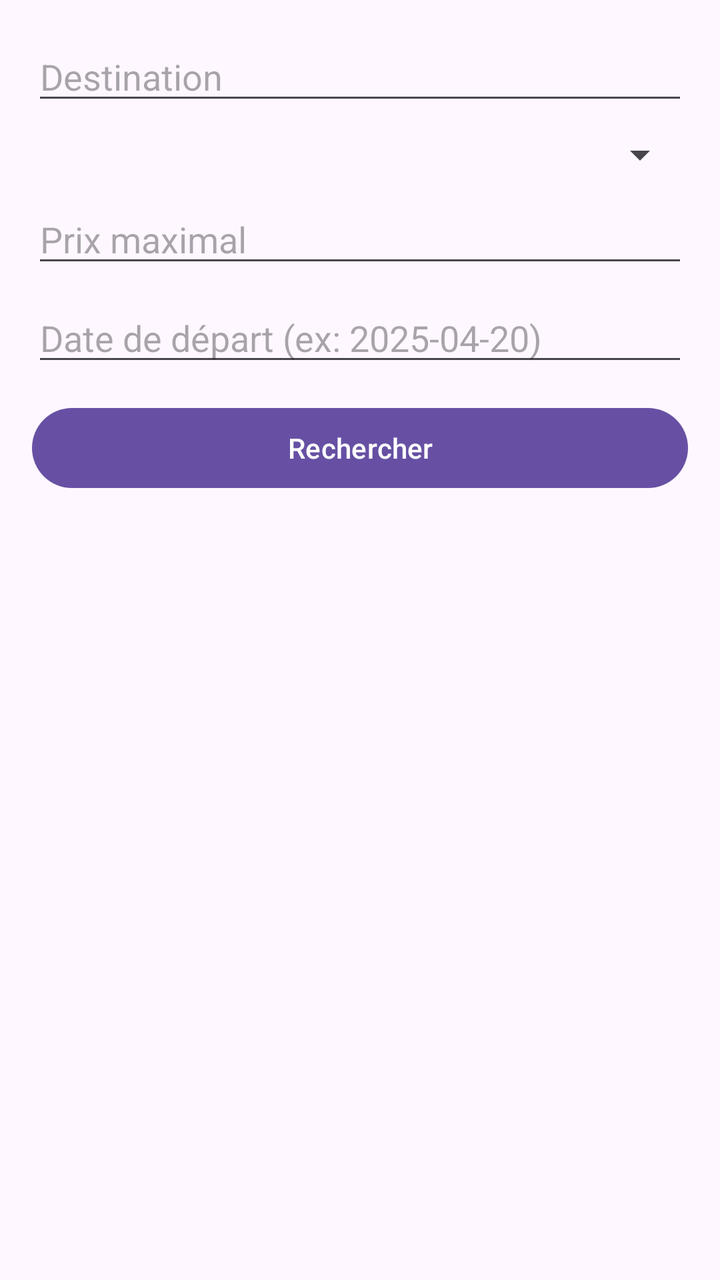
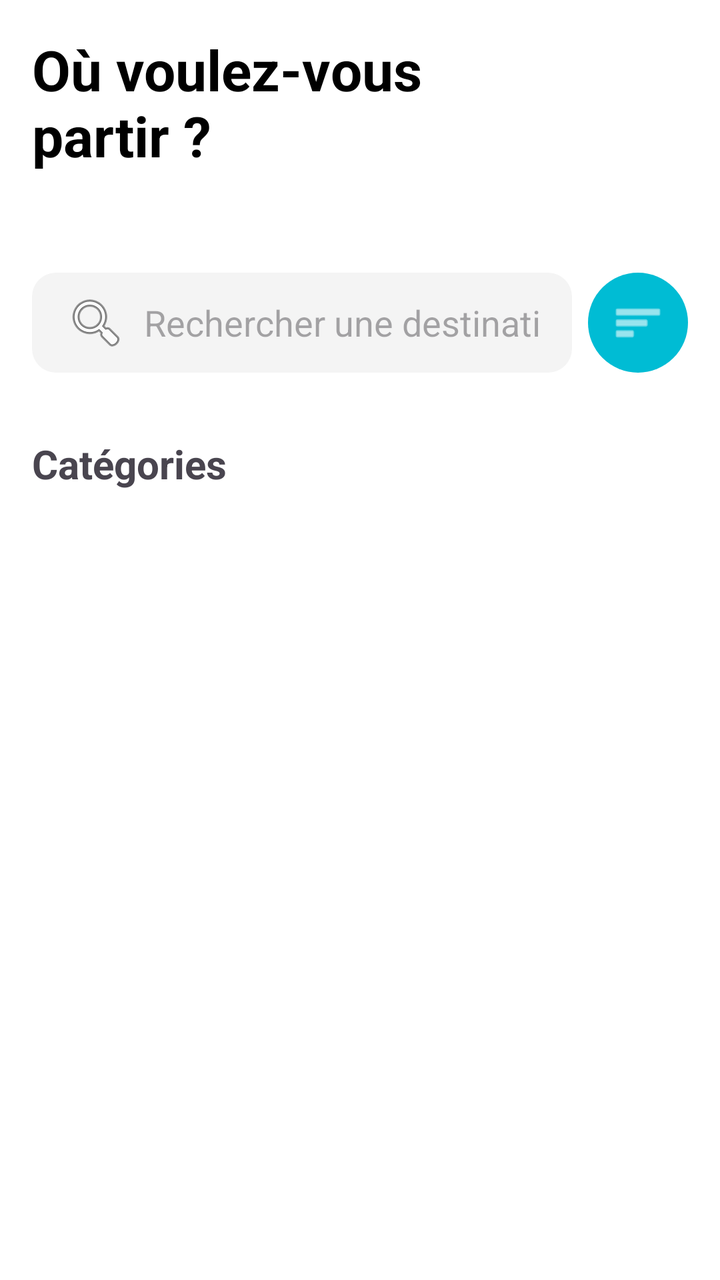

Screens rendered from an Android XML layout before and after an edit, with the pre-edit source and the edit as a unified diff.
<!-- AndroidManifest.xml: application theme Theme.Tch057Proj -->
<!-- res/layout/activity_accueil.xml -->
<?xml version="1.0" encoding="utf-8"?>
<ScrollView xmlns:android="http://schemas.android.com/apk/res/android"
    android:layout_width="match_parent"
    android:layout_height="match_parent">

    <LinearLayout
        android:padding="16dp"
        android:orientation="vertical"
        android:layout_width="match_parent"
        android:layout_height="wrap_content">

        
        <EditText
            android:id="@+id/etDestination"
            android:hint="Destination"
            android:layout_width="match_parent"
            android:layout_height="wrap_content" />

        <Spinner
            android:id="@+id/spinnerType"
            android:layout_width="match_parent"
            android:layout_height="wrap_content"
            android:layout_marginTop="8dp" />

        <EditText
            android:id="@+id/etPrixMax"
            android:hint="Prix maximal"
            android:inputType="number"
            android:layout_width="match_parent"
            android:layout_height="wrap_content"
            android:layout_marginTop="8dp" />

        <EditText
            android:id="@+id/etDate"
            android:hint="Date de départ (ex: 2025-04-20)"
            android:layout_width="match_parent"
            android:layout_height="wrap_content"
            android:layout_marginTop="8dp" />

        <Button
            android:id="@+id/btnRechercher"
            android:text="Rechercher"
            android:layout_width="match_parent"
            android:layout_height="wrap_content"
            android:layout_marginTop="12dp" />

        
        <androidx.recyclerview.widget.RecyclerView
            android:id="@+id/recyclerViewVoyages"
            android:layout_width="match_parent"
            android:layout_height="wrap_content"
            android:layout_marginTop="24dp"/>
    </LinearLayout>
</ScrollView>
<!-- resources referenced by this layout -->
<resources>
  <style name="Theme.Tch057Proj" parent="Base.Theme.Tch057Proj" />
  <style name="Base.Theme.Tch057Proj" parent="Theme.Material3.DayNight.NoActionBar">
          
          
      </style>
</resources>

<!-- the commit's change to res/layout/activity_accueil.xml (unified diff, before → after) -->
@@ -1,54 +1,167 @@
 <?xml version="1.0" encoding="utf-8"?>
 <ScrollView xmlns:android="http://schemas.android.com/apk/res/android"
+    xmlns:app="http://schemas.android.com/apk/res-auto"
+    android:background="#FFFFFF"
     android:layout_width="match_parent"
     android:layout_height="match_parent">
 
     <LinearLayout
+        android:id="@+id/mainContainer"
         android:padding="16dp"
         android:orientation="vertical"
         android:layout_width="match_parent"
         android:layout_height="wrap_content">
 
         
-        <EditText
-            android:id="@+id/etDestination"
-            android:hint="Destination"
-            android:layout_width="match_parent"
-            android:layout_height="wrap_content" />
+        <TextView
+            android:layout_width="wrap_content"
+            android:layout_height="wrap_content"
+            android:text="Où voulez-vous\npartir ?"
+            android:textSize="28sp"
+            android:textStyle="bold"
+            android:layout_marginBottom="50dp"
+            android:textColor="#000000" />
 
-        <Spinner
-            android:id="@+id/spinnerType"
+        
+        <LinearLayout
             android:layout_width="match_parent"
             android:layout_height="wrap_content"
-            android:layout_marginTop="8dp" />
+            android:orientation="horizontal"
+            android:gravity="center_vertical"
+            android:layout_marginBottom="8dp">
 
-        <EditText
-            android:id="@+id/etPrixMax"
-            android:hint="Prix maximal"
-            android:inputType="number"
+            
+            <EditText
+                android:id="@+id/etDestination"
+                android:layout_width="0dp"
+                android:layout_height="50dp"
+                android:layout_weight="1"
+                android:hint="Rechercher une destination"
+                android:drawableStart="@android:drawable/ic_menu_search"
+                android:drawablePadding="8dp"
+                android:background="@drawable/input_bg"
+                android:gravity="center_vertical"
+                android:paddingStart="16dp"
+                android:paddingEnd="16dp"
+                android:inputType="text"
+                android:imeOptions="actionSearch" />
+
+            
+            <ImageButton
+                android:id="@+id/btnToggleFilters"
+                android:layout_width="50dp"
+                android:layout_height="50dp"
+                android:layout_marginStart="8dp"
+                android:src="@android:drawable/ic_menu_sort_by_size"
+                android:background="@drawable/btn_filter_cyan"
+                android:contentDescription="Afficher les filtres"
+                android:scaleType="centerInside"
+                android:padding="12dp"
+                android:layout_gravity="center_vertical"
+                app:tint="#FFFFFF" />
+        </LinearLayout>
+
+        
+        <LinearLayout
+            android:id="@+id/filterSection"
+            android:visibility="gone"
+            android:orientation="vertical"
             android:layout_width="match_parent"
             android:layout_height="wrap_content"
-            android:layout_marginTop="8dp" />
+            android:layout_marginTop="12dp">
 
-        <EditText
-            android:id="@+id/etDate"
-            android:hint="Date de départ (ex: 2025-04-20)"
+            
+            <Spinner
+                android:id="@+id/spinnerType"
+                android:layout_width="match_parent"
+                android:layout_height="48dp"
+                android:background="@drawable/input_spinner_bg"
+                android:popupBackground="#FFFFFF"
+                android:paddingStart="12dp"
+                android:paddingEnd="36dp"
+                android:layout_marginBottom="8dp" />
+
+            
+            <EditText
+                android:id="@+id/etPrixMax"
+                android:hint="Prix maximal"
+                android:inputType="number"
+                android:layout_width="match_parent"
+                android:layout_height="48dp"
+                android:background="@drawable/input_bg"
+                android:paddingStart="12dp"
+                android:layout_marginBottom="8dp" />
+
+            
+            <EditText
+                android:id="@+id/etDate"
+                android:hint="Date de départ"
+                android:layout_width="match_parent"
+                android:layout_height="48dp"
+                android:background="@drawable/input_bg"
+                android:paddingStart="12dp"
+                android:layout_marginBottom="8dp" />
+        </LinearLayout>
+
+        <TextView
+            android:id="@+id/tvEmptyMessage"
             android:layout_width="match_parent"
             android:layout_height="wrap_content"
-            android:layout_marginTop="8dp" />
+            android:text="Aucun voyage trouvé"
+            android:textSize="16sp"
+            android:gravity="center"
+            android:visibility="gone"
+            android:padding="16dp"
+            android:textColor="#888888"/>
 
-        <Button
-            android:id="@+id/btnRechercher"
-            android:text="Rechercher"
+        
+        <TextView
+            android:id="@+id/tvCategorieTitle"
+            android:layout_width="wrap_content"
+            android:layout_height="wrap_content"
+            android:text="Catégories"
+            android:textSize="20sp"
+            android:textStyle="bold"
+            android:layout_marginTop="24dp"
+            android:layout_marginBottom="8dp" />
+
+        
+        <androidx.recyclerview.widget.RecyclerView
+            android:id="@+id/recyclerViewCategories"
             android:layout_width="match_parent"
             android:layout_height="wrap_content"
-            android:layout_marginTop="12dp" />
+            android:minHeight="260dp"
+            android:orientation="horizontal"
+            android:clipToPadding="false"
+            android:overScrollMode="never" />
+
+        <TextView
+            android:id="@+id/tvRandomTitle"
+            android:layout_width="wrap_content"
+            android:layout_height="wrap_content"
+            android:text="Quelques destinations"
+            android:textSize="18sp"
+            android:layout_marginStart="0dp"
+            android:layout_marginTop="12dp"
+            android:textStyle="bold"
+            android:visibility="gone" />
+
+        <androidx.recyclerview.widget.RecyclerView
+            android:id="@+id/recyclerViewRandomVoyages"
+            android:layout_width="match_parent"
+            android:layout_height="wrap_content"
+            android:orientation="horizontal"
+            android:overScrollMode="never"
+            android:clipToPadding="false"
+            android:visibility="gone"
+            android:layout_marginTop="4dp"
+            android:layout_marginBottom="16dp" />
 
         
         <androidx.recyclerview.widget.RecyclerView
             android:id="@+id/recyclerViewVoyages"
             android:layout_width="match_parent"
             android:layout_height="wrap_content"
-            android:layout_marginTop="24dp"/>
+            android:layout_marginTop="24dp" />
     </LinearLayout>
 </ScrollView>
<!-- resource entries referenced after the edit -->
@@ -1,5 +1,34 @@
 <!-- resources referenced by this layout -->
 <resources>
+  <!-- drawable btn_filter_cyan (drawable) -->
+  <?xml version="1.0" encoding="utf-8"?>
+  <shape xmlns:android="http://schemas.android.com/apk/res/android"
+      android:shape="oval">
+      <solid android:color="#00BCD4" />
+  </shape>
+  <!-- drawable input_bg (drawable) -->
+  <?xml version="1.0" encoding="utf-8"?>
+  <shape xmlns:android="http://schemas.android.com/apk/res/android"
+      android:shape="rectangle">
+      <solid android:color="#F4F4F4" />
+      <corners android:radius="12dp" />
+  </shape>
+  <!-- drawable input_spinner_bg (drawable) -->
+  <layer-list xmlns:android="http://schemas.android.com/apk/res/android">
+      
+      <item>
+          <shape android:shape="rectangle">
+              <solid android:color="#FFFFFF"/>
+              <corners android:radius="12dp"/>
+  
+          </shape>
+      </item>
+  
+      
+      <item android:drawable="@android:drawable/arrow_down_float"
+          android:right="12dp"
+          android:gravity="right|center_vertical" />
+  </layer-list>
   <style name="Theme.Tch057Proj" parent="Base.Theme.Tch057Proj" />
   <style name="Base.Theme.Tch057Proj" parent="Theme.Material3.DayNight.NoActionBar">
           
